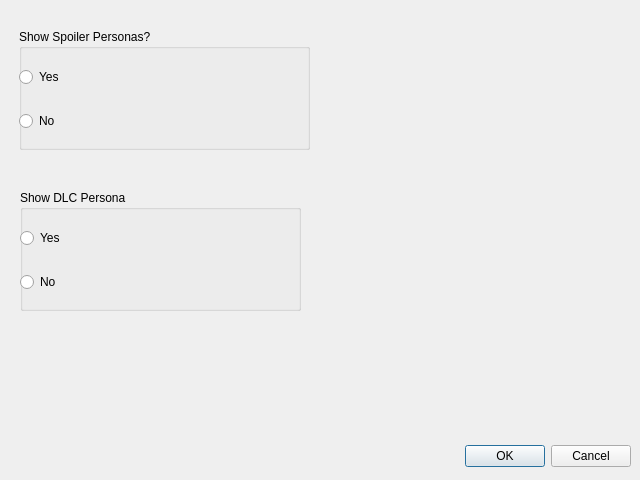
Before: the Qt Designer form settings.ui in PierreT12/FusionCalacuatorCpp, drawn with Qt 5.
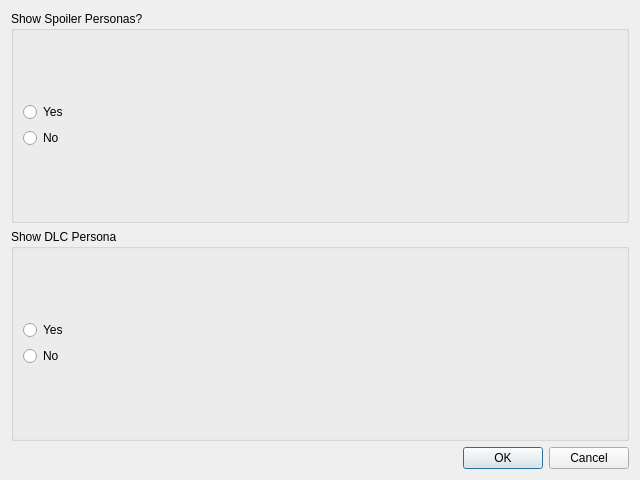
After: the same form once the commit is applied.

Commit message:
New Pages and Fixed Layout
Added the Help and About Page. On top of that all windows now scale!

What changed in the file:
```diff
--- a/settings.ui
+++ b/settings.ui
@@ -13,43 +13,17 @@
   <property name="windowTitle">
    <string>Dialog</string>
   </property>
-  <widget class="QDialogButtonBox" name="buttonBox">
-   <property name="geometry">
-    <rect>
-     <x>10</x>
-     <y>440</y>
-     <width>621</width>
-     <height>32</height>
-    </rect>
-   </property>
-   <property name="orientation">
-    <enum>Qt::Horizontal</enum>
-   </property>
-   <property name="standardButtons">
-    <set>QDialogButtonBox::Cancel|QDialogButtonBox::Ok</set>
-   </property>
-  </widget>
+  <layout class="QVBoxLayout" name="verticalLayout_3">
+   <item>
   <widget class="QGroupBox" name="groupBox">
-   <property name="geometry">
-    <rect>
-     <x>19</x>
-     <y>29</y>
-     <width>291</width>
-     <height>121</height>
-    </rect>
+     <property name="toolTip">
+      <string>&lt;html&gt;&lt;head/&gt;&lt;body&gt;&lt;p&gt;I don't reccomend turning this on&lt;/p&gt;&lt;p&gt;until you beat the game.&lt;/p&gt;&lt;p&gt;&lt;br/&gt;&lt;/p&gt;&lt;p&gt;This mostly contains Max Rank and Royal Rank Personas.&lt;/p&gt;&lt;p&gt;As well as very spoiler-y ones!&lt;/p&gt;&lt;p&gt;&lt;br/&gt;&lt;/p&gt;&lt;p&gt;Dont say I didn't warn you!&lt;/p&gt;&lt;/body&gt;&lt;/html&gt;</string>
    </property>
    <property name="title">
     <string>Show Spoiler Personas?</string>
    </property>
-   <widget class="QWidget" name="verticalLayoutWidget">
-    <property name="geometry">
-     <rect>
-      <x>0</x>
-      <y>20</y>
-      <width>291</width>
-      <height>101</height>
-     </rect>
-    </property>
+     <layout class="QVBoxLayout" name="verticalLayout_4">
+      <item>
     <layout class="QVBoxLayout" name="verticalLayout">
      <item>
       <widget class="QRadioButton" name="yesSpoil">
@@ -66,29 +40,17 @@
       </widget>
      </item>
     </layout>
-   </widget>
-  </widget>
+      </item>
+     </layout>
+    </widget>
+   </item>
+   <item>
   <widget class="QGroupBox" name="groupBox_2">
-   <property name="geometry">
-    <rect>
-     <x>20</x>
-     <y>190</y>
-     <width>281</width>
-     <height>121</height>
-    </rect>
-   </property>
    <property name="title">
     <string>Show DLC Persona</string>
    </property>
-   <widget class="QWidget" name="verticalLayoutWidget_2">
-    <property name="geometry">
-     <rect>
-      <x>0</x>
-      <y>20</y>
-      <width>291</width>
-      <height>101</height>
-     </rect>
-    </property>
+     <layout class="QVBoxLayout" name="verticalLayout_5">
+      <item>
     <layout class="QVBoxLayout" name="verticalLayout_2">
      <item>
       <widget class="QRadioButton" name="yesDLC">
@@ -105,8 +67,21 @@
       </widget>
      </item>
     </layout>
-   </widget>
-  </widget>
+      </item>
+     </layout>
+    </widget>
+   </item>
+   <item>
+    <widget class="QDialogButtonBox" name="buttonBox">
+     <property name="orientation">
+      <enum>Qt::Horizontal</enum>
+     </property>
+     <property name="standardButtons">
+      <set>QDialogButtonBox::Cancel|QDialogButtonBox::Ok</set>
+     </property>
+    </widget>
+   </item>
+  </layout>
  </widget>
  <resources/>
  <connections>
```
Left out of the diff: 5 changed lines with no effect on the pictures. Lines whose indentation alone changed are shown as unchanged. The commit also changes 13 other files.
